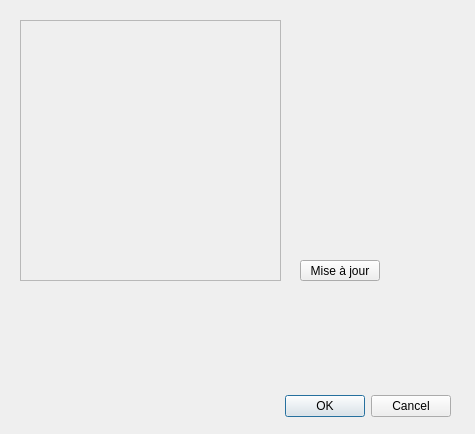
This is AbstractDialog.ui in Henry38/Projet-Image-M1-info as Qt 5 draws it before an edit. The edited form follows.
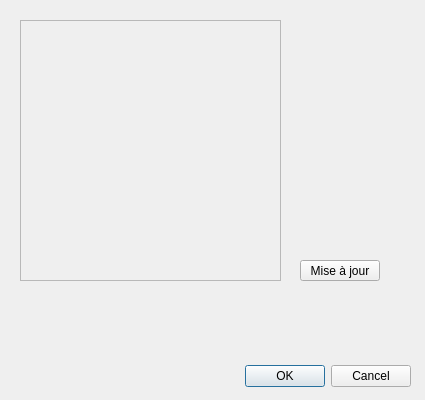
This is the edited form.

The edit to the form file:
```diff
--- a/AbstractDialog.ui
+++ b/AbstractDialog.ui
@@ -6,8 +6,8 @@
    <rect>
     <x>0</x>
     <y>0</y>
-    <width>475</width>
-    <height>434</height>
+    <width>425</width>
+    <height>400</height>
    </rect>
   </property>
   <property name="windowTitle">
@@ -16,8 +16,8 @@
   <widget class="QDialogButtonBox" name="buttonBox">
    <property name="geometry">
     <rect>
-     <x>110</x>
-     <y>390</y>
+     <x>70</x>
+     <y>360</y>
      <width>341</width>
      <height>32</height>
     </rect>
```
